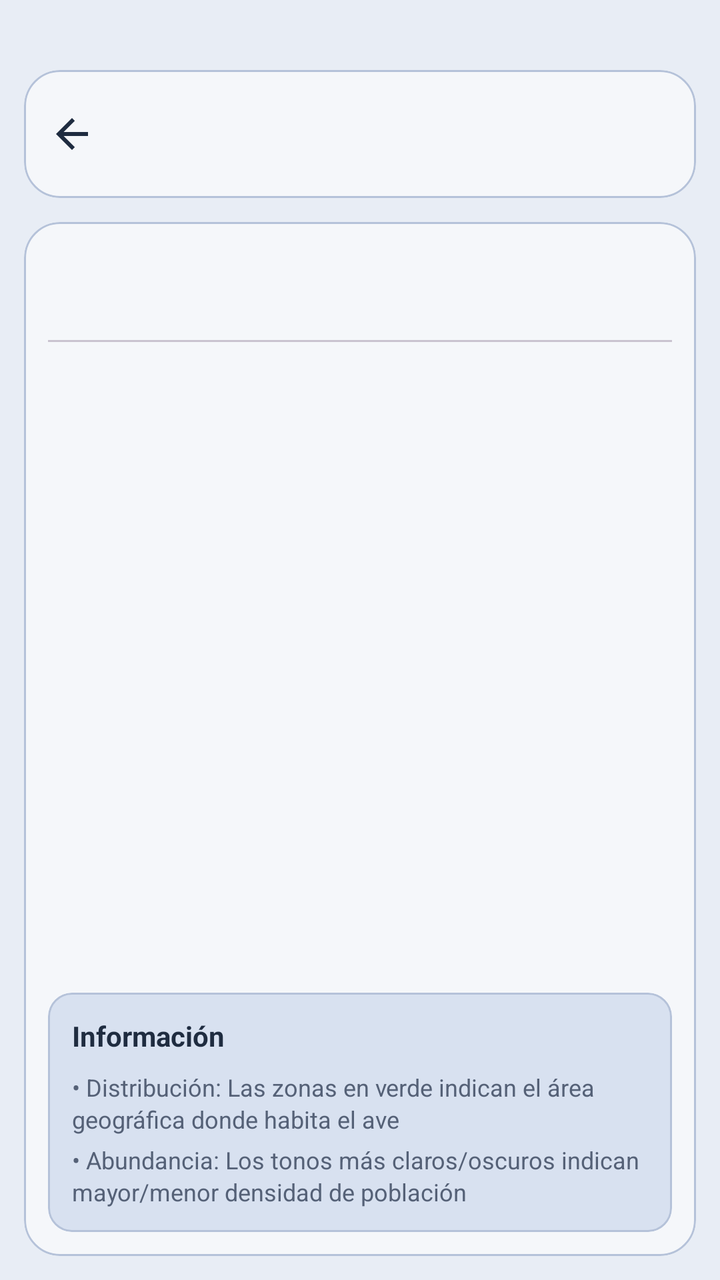
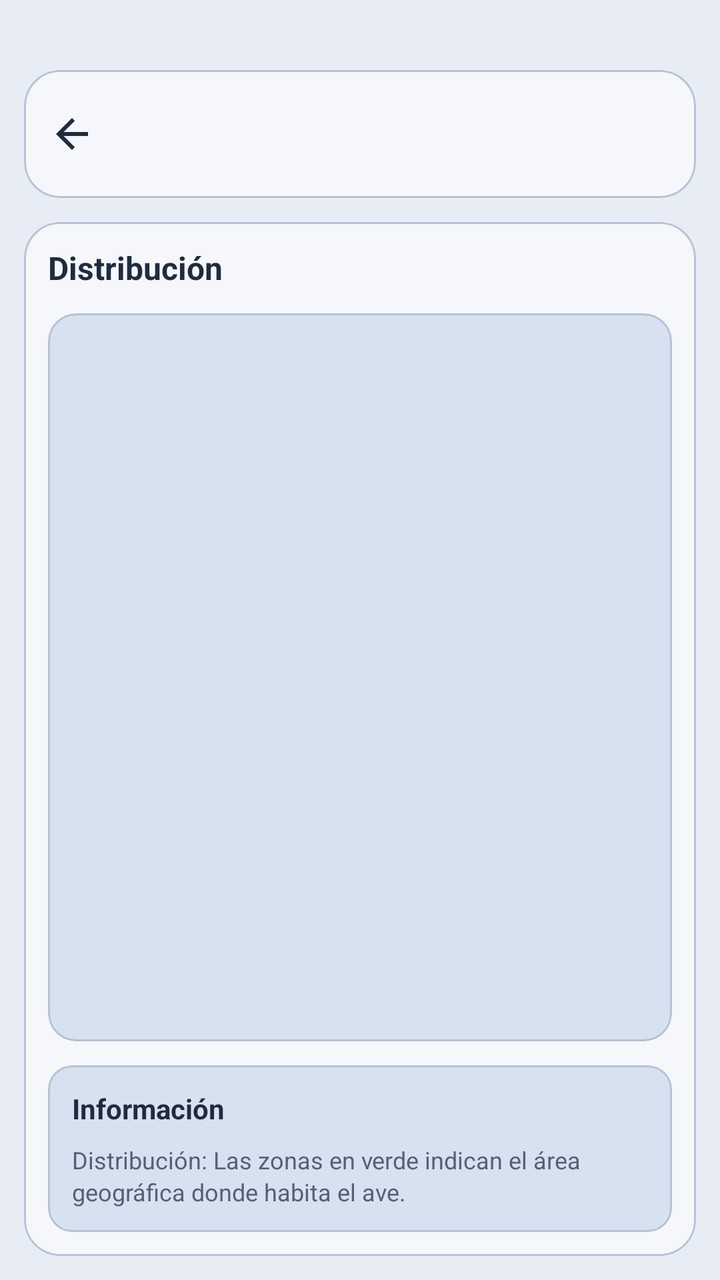

The first picture is an Android layout as it rendered before a commit; the second is the same layout after the commit. The layout source and the unified diff follow.
<!-- AndroidManifest.xml: application theme Theme.AvesArgentinas -->
<!-- res/layout/activity_bird_info.xml -->
<androidx.constraintlayout.widget.ConstraintLayout xmlns:android="http://schemas.android.com/apk/res/android"
    xmlns:app="http://schemas.android.com/apk/res-auto"
    android:id="@+id/insets_container"
    android:layout_width="match_parent"
    android:layout_height="match_parent"
    android:background="@color/brand_background"
    android:paddingBottom="12dp">

    <com.google.android.material.card.MaterialCardView
        android:id="@+id/toolbarCard"
        android:layout_width="0dp"
        android:layout_height="wrap_content"
        android:layout_marginStart="12dp"
        android:layout_marginEnd="12dp"
        android:layout_marginTop="35dp"
        app:cardBackgroundColor="@color/brand_surface"
        app:cardCornerRadius="18dp"
        app:strokeColor="@color/brand_outline"
        app:strokeWidth="1dp"
        app:layout_constraintTop_toTopOf="parent"
        app:layout_constraintStart_toStartOf="parent"
        app:layout_constraintEnd_toEndOf="parent">

        <com.google.android.material.appbar.MaterialToolbar
            android:id="@+id/toolbar"
            android:layout_width="match_parent"
            android:layout_height="wrap_content"
            android:background="@android:color/transparent"
            android:navigationIcon="@drawable/ic_arrow_back"
            android:paddingStart="8dp"
            android:paddingEnd="8dp"
            android:titleTextColor="@color/text_primary"
            app:titleCentered="true" />

        <ImageButton
            android:id="@+id/btnBackBirdInfo"
            android:layout_width="40dp"
            android:layout_height="40dp"
            android:layout_gravity="start|center_vertical"
            android:layout_marginStart="4dp"
            android:background="?attr/selectableItemBackgroundBorderless"
            android:contentDescription="@string/back"
            android:padding="8dp"
            android:src="@drawable/ic_arrow_back"
            app:tint="@color/brand_on_surface"/>

    </com.google.android.material.card.MaterialCardView>

    <androidx.core.widget.NestedScrollView
        android:id="@+id/scrollView"
        android:layout_width="0dp"
        android:layout_height="0dp"
        android:layout_marginStart="12dp"
        android:layout_marginEnd="12dp"
        android:layout_marginTop="12dp"
        android:fillViewport="true"
        android:overScrollMode="never"
        android:scrollbars="vertical"
        app:layout_constraintTop_toBottomOf="@id/toolbarCard"
        app:layout_constraintBottom_toBottomOf="parent"
        app:layout_constraintStart_toStartOf="parent"
        app:layout_constraintEnd_toEndOf="parent">

        <LinearLayout
            android:layout_width="match_parent"
            android:layout_height="match_parent"
            android:orientation="vertical">

            
            <com.google.android.material.card.MaterialCardView
                android:layout_width="match_parent"
                android:layout_height="0dp"
                android:layout_weight="1"
                app:cardCornerRadius="18dp"
                app:cardElevation="0dp"
                app:cardBackgroundColor="@color/brand_surface"
                app:strokeColor="@color/brand_outline"
                app:strokeWidth="1dp">

                <androidx.constraintlayout.widget.ConstraintLayout
                    android:layout_width="match_parent"
                    android:layout_height="match_parent"
                    android:padding="12dp">

                    <com.google.android.material.tabs.TabLayout
                        android:id="@+id/tabLayout"
                        android:layout_width="0dp"
                        android:layout_height="wrap_content"
                        app:tabRippleColor="@color/brand_outline"
                        app:tabIndicatorColor="@color/text_primary"
                        app:tabTextColor="@color/text_secondary"
                        app:tabSelectedTextColor="@color/text_primary"
                        app:layout_constraintTop_toTopOf="parent"
                        app:layout_constraintStart_toStartOf="parent"
                        app:layout_constraintEnd_toEndOf="parent" />

                    <androidx.viewpager2.widget.ViewPager2
                        android:id="@+id/viewPager"
                        android:layout_width="0dp"
                        android:layout_height="0dp"
                        android:layout_marginTop="12dp"
                        android:layout_marginBottom="8dp"
                        android:clipChildren="false"
                        android:clipToPadding="false"
                        app:layout_constraintTop_toBottomOf="@id/tabLayout"
                        app:layout_constraintBottom_toTopOf="@id/legendCard"
                        app:layout_constraintStart_toStartOf="parent"
                        app:layout_constraintEnd_toEndOf="parent" />

                    
                    <com.google.android.material.card.MaterialCardView
                        android:id="@+id/legendCard"
                        android:layout_width="0dp"
                        android:layout_height="wrap_content"
                        app:cardCornerRadius="12dp"
                        app:cardElevation="0dp"
                        app:cardBackgroundColor="@color/accent_soft"
                        app:strokeColor="@color/brand_outline"
                        app:strokeWidth="1dp"
                        app:layout_constraintBottom_toBottomOf="parent"
                        app:layout_constraintStart_toStartOf="parent"
                        app:layout_constraintEnd_toEndOf="parent">

                        <LinearLayout
                            android:layout_width="match_parent"
                            android:layout_height="wrap_content"
                            android:orientation="vertical"
                            android:padding="12dp">

                            <TextView
                                android:id="@+id/txtLegendTitle"
                                android:layout_width="match_parent"
                                android:layout_height="wrap_content"
                                android:text="Información"
                                android:textColor="@color/text_primary"
                                android:textStyle="bold"
                                android:textSize="14sp"
                                android:layout_marginBottom="8dp" />

                            <TextView
                                android:id="@+id/txtLegendDistribution"
                                android:layout_width="match_parent"
                                android:layout_height="wrap_content"
                                android:text="• Distribución: Las zonas en verde indican el área geográfica donde habita el ave"
                                android:textColor="@color/text_secondary"
                                android:textSize="12sp"
                                android:lineSpacingExtra="2dp" />

                            <TextView
                                android:id="@+id/txtLegendPopulation"
                                android:layout_width="match_parent"
                                android:layout_height="wrap_content"
                                android:text="• Abundancia: Los tonos más claros/oscuros indican mayor/menor densidad de población"
                                android:textColor="@color/text_secondary"
                                android:textSize="12sp"
                                android:layout_marginTop="4dp"
                                android:lineSpacingExtra="2dp" />

                        </LinearLayout>

                    </com.google.android.material.card.MaterialCardView>

                </androidx.constraintlayout.widget.ConstraintLayout>
            </com.google.android.material.card.MaterialCardView>

        </LinearLayout>
    </androidx.core.widget.NestedScrollView>

</androidx.constraintlayout.widget.ConstraintLayout>
<!-- resources referenced by this layout -->
<resources>
  <color name="accent_soft">#D8E1F0</color>
  <color name="brand_background">#E8EDF5</color>
  <color name="brand_on_surface">#1F2C40</color>
  <color name="brand_outline">#B5C2D9</color>
  <color name="brand_surface">#F5F7FA</color>
  <color name="text_primary">#1F2C40</color>
  <color name="text_secondary">#556177</color>
  <!-- drawable ic_arrow_back (drawable) -->
  <?xml version="1.0" encoding="utf-8"?>
  <vector xmlns:android="http://schemas.android.com/apk/res/android"
      android:width="24dp"
      android:height="24dp"
      android:viewportWidth="24"
      android:viewportHeight="24">
      <path
          android:fillColor="@color/text_primary"
          android:pathData="M20,11H7.83l5.59,-5.59L12,4l-8,8 8,8 1.41,-1.41L7.83,13H20v-2z" />
  </vector>
  <string name="back">Volver</string>
  <style name="Theme.AvesArgentinas" parent="Base.Theme.AvesArgentinas" />
  <style name="Base.Theme.AvesArgentinas" parent="Theme.Material3.DayNight.NoActionBar">
          <item name="colorPrimary">@color/brand_primary</item>
          <item name="colorOnPrimary">@color/brand_on_primary</item>
          <item name="colorPrimaryContainer">@color/brand_primary_light</item>
          <item name="colorOnPrimaryContainer">@color/brand_on_primary_container</item>
  
          <item name="colorSecondary">@color/brand_secondary</item>
          <item name="colorOnSecondary">@color/brand_on_secondary</item>
          <item name="colorSecondaryContainer">@color/brand_secondary_container</item>
          <item name="colorOnSecondaryContainer">@color/brand_on_secondary_container</item>
  
          <item name="colorTertiary">@color/brand_tertiary</item>
          <item name="colorOnTertiary">@color/brand_on_tertiary</item>
          <item name="colorTertiaryContainer">@color/brand_tertiary_container</item>
          <item name="colorOnTertiaryContainer">@color/brand_on_tertiary_container</item>
  
          <item name="colorSurface">@color/brand_surface</item>
          <item name="colorOnSurface">@color/brand_on_surface</item>
          <item name="colorSurfaceVariant">@color/brand_surface_variant</item>
          <item name="colorOnSurfaceVariant">@color/brand_on_surface_variant</item>
          <item name="colorOutline">@color/brand_outline</item>
  
          <item name="colorOnBackground">@color/brand_on_background</item>
          <item name="android:colorBackground">@color/brand_background</item>
  
          <item name="android:statusBarColor">@color/brand_primary_dark</item>
          <item name="android:navigationBarColor">@color/brand_background</item>
          <item name="android:windowLightStatusBar">false</item>
          <item name="android:windowLightNavigationBar">true</item>
          
          
          <item name="android:windowDrawsSystemBarBackgrounds">true</item>
          <item name="android:fitsSystemWindows">false</item>
      </style>
  <color name="brand_primary">#1F4B99</color>
  <color name="brand_on_primary">#FFFFFFFF</color>
  <color name="brand_primary_light">#D8E4FF</color>
  <color name="brand_on_primary_container">#102A57</color>
  <color name="brand_secondary">#F2994A</color>
  <color name="brand_on_secondary">#301400</color>
  <color name="brand_secondary_container">#FFE2C6</color>
  <color name="brand_on_secondary_container">#3F1D00</color>
  <color name="brand_tertiary">#4D6CB5</color>
  <color name="brand_on_tertiary">#FFFFFFFF</color>
  <color name="brand_tertiary_container">#DEE7FF</color>
  <color name="brand_on_tertiary_container">#102A57</color>
  <color name="brand_surface_variant">#E2E9F5</color>
  <color name="brand_on_surface_variant">#4E5C72</color>
  <color name="brand_on_background">#1F2C40</color>
  <color name="brand_primary_dark">#163A73</color>
</resources>

<!-- the commit's change to res/layout/activity_bird_info.xml (unified diff, before → after) -->
@@ -11,15 +11,15 @@
         android:layout_width="0dp"
         android:layout_height="wrap_content"
         android:layout_marginStart="12dp"
+        android:layout_marginTop="35dp"
         android:layout_marginEnd="12dp"
-        android:layout_marginTop="35dp"
         app:cardBackgroundColor="@color/brand_surface"
         app:cardCornerRadius="18dp"
+        app:layout_constraintEnd_toEndOf="parent"
+        app:layout_constraintStart_toStartOf="parent"
+        app:layout_constraintTop_toTopOf="parent"
         app:strokeColor="@color/brand_outline"
-        app:strokeWidth="1dp"
-        app:layout_constraintTop_toTopOf="parent"
-        app:layout_constraintStart_toStartOf="parent"
-        app:layout_constraintEnd_toEndOf="parent">
+        app:strokeWidth="1dp">
 
         <com.google.android.material.appbar.MaterialToolbar
             android:id="@+id/toolbar"
@@ -42,128 +42,112 @@
             android:contentDescription="@string/back"
             android:padding="8dp"
             android:src="@drawable/ic_arrow_back"
-            app:tint="@color/brand_on_surface"/>
+            app:tint="@color/brand_on_surface" />
 
     </com.google.android.material.card.MaterialCardView>
 
-    <androidx.core.widget.NestedScrollView
-        android:id="@+id/scrollView"
+    <com.google.android.material.card.MaterialCardView
+        android:id="@+id/contentCard"
         android:layout_width="0dp"
         android:layout_height="0dp"
         android:layout_marginStart="12dp"
+        android:layout_marginTop="12dp"
         android:layout_marginEnd="12dp"
-        android:layout_marginTop="12dp"
-        android:fillViewport="true"
-        android:overScrollMode="never"
-        android:scrollbars="vertical"
+        app:cardBackgroundColor="@color/brand_surface"
+        app:cardCornerRadius="18dp"
+        app:cardElevation="0dp"
+        app:layout_constraintBottom_toBottomOf="parent"
+        app:layout_constraintEnd_toEndOf="parent"
+        app:layout_constraintStart_toStartOf="parent"
         app:layout_constraintTop_toBottomOf="@id/toolbarCard"
-        app:layout_constraintBottom_toBottomOf="parent"
-        app:layout_constraintStart_toStartOf="parent"
-        app:layout_constraintEnd_toEndOf="parent">
+        app:strokeColor="@color/brand_outline"
+        app:strokeWidth="1dp">
 
-        <LinearLayout
+        <androidx.constraintlayout.widget.ConstraintLayout
             android:layout_width="match_parent"
             android:layout_height="match_parent"
-            android:orientation="vertical">
+            android:padding="12dp">
 
-            
+            <TextView
+                android:id="@+id/txtSectionTitle"
+                android:layout_width="0dp"
+                android:layout_height="wrap_content"
+                android:text="@string/bird_info_distribution"
+                android:textColor="@color/text_primary"
+                android:textSize="16sp"
+                android:textStyle="bold"
+                app:layout_constraintEnd_toEndOf="parent"
+                app:layout_constraintStart_toStartOf="parent"
+                app:layout_constraintTop_toTopOf="parent" />
+
             <com.google.android.material.card.MaterialCardView
-                android:layout_width="match_parent"
+                android:id="@+id/imageCard"
+                android:layout_width="0dp"
                 android:layout_height="0dp"
-                android:layout_weight="1"
-                app:cardCornerRadius="18dp"
+                android:layout_marginTop="12dp"
+                android:layout_marginBottom="12dp"
+                app:cardBackgroundColor="@color/accent_soft"
+                app:cardCornerRadius="14dp"
                 app:cardElevation="0dp"
-                app:cardBackgroundColor="@color/brand_surface"
+                app:layout_constraintBottom_toTopOf="@id/legendCard"
+                app:layout_constraintEnd_toEndOf="parent"
+                app:layout_constraintStart_toStartOf="parent"
+                app:layout_constraintTop_toBottomOf="@id/txtSectionTitle"
                 app:strokeColor="@color/brand_outline"
                 app:strokeWidth="1dp">
 
-                <androidx.constraintlayout.widget.ConstraintLayout
+                <ImageView
+                    android:id="@+id/imageDistribution"
                     android:layout_width="match_parent"
                     android:layout_height="match_parent"
+                    android:contentDescription="@string/bird_info_distribution"
+                    android:scaleType="centerCrop" />
+
+            </com.google.android.material.card.MaterialCardView>
+
+            <com.google.android.material.card.MaterialCardView
+                android:id="@+id/legendCard"
+                android:layout_width="0dp"
+                android:layout_height="wrap_content"
+                app:cardBackgroundColor="@color/accent_soft"
+                app:cardCornerRadius="12dp"
+                app:cardElevation="0dp"
+                app:layout_constraintBottom_toBottomOf="parent"
+                app:layout_constraintEnd_toEndOf="parent"
+                app:layout_constraintStart_toStartOf="parent"
+                app:strokeColor="@color/brand_outline"
+                app:strokeWidth="1dp">
+
+                <LinearLayout
+                    android:layout_width="match_parent"
+                    android:layout_height="wrap_content"
+                    android:orientation="vertical"
                     android:padding="12dp">
 
-                    <com.google.android.material.tabs.TabLayout
-                        android:id="@+id/tabLayout"
-                        android:layout_width="0dp"
+                    <TextView
+                        android:id="@+id/txtLegendTitle"
+                        android:layout_width="match_parent"
                         android:layout_height="wrap_content"
-                        app:tabRippleColor="@color/brand_outline"
-                        app:tabIndicatorColor="@color/text_primary"
-                        app:tabTextColor="@color/text_secondary"
-                        app:tabSelectedTextColor="@color/text_primary"
-                        app:layout_constraintTop_toTopOf="parent"
-                        app:layout_constraintStart_toStartOf="parent"
-                        app:layout_constraintEnd_toEndOf="parent" />
+                        android:layout_marginBottom="8dp"
+                        android:text="@string/bird_info_legend_title"
+                        android:textColor="@color/text_primary"
+                        android:textSize="14sp"
+                        android:textStyle="bold" />
 
-                    <androidx.viewpager2.widget.ViewPager2
-                        android:id="@+id/viewPager"
-                        android:layout_width="0dp"
-                        android:layout_height="0dp"
-                        android:layout_marginTop="12dp"
-                        android:layout_marginBottom="8dp"
-                        android:clipChildren="false"
-                        android:clipToPadding="false"
-                        app:layout_constraintTop_toBottomOf="@id/tabLayout"
-                        app:layout_constraintBottom_toTopOf="@id/legendCard"
-                        app:layout_constraintStart_toStartOf="parent"
-                        app:layout_constraintEnd_toEndOf="parent" />
+                    <TextView
+                        android:id="@+id/txtLegendDistribution"
+                        android:layout_width="match_parent"
+                        android:layout_height="wrap_content"
+                        android:lineSpacingExtra="2dp"
+                        android:text="@string/bird_info_legend_distribution"
+                        android:textColor="@color/text_secondary"
+                        android:textSize="12sp" />
 
-                    
-                    <com.google.android.material.card.MaterialCardView
-                        android:id="@+id/legendCard"
-                        android:layout_width="0dp"
-                        android:layout_height="wrap_content"
-                        app:cardCornerRadius="12dp"
-                        app:cardElevation="0dp"
-                        app:cardBackgroundColor="@color/accent_soft"
-                        app:strokeColor="@color/brand_outline"
-                        app:strokeWidth="1dp"
-                        app:layout_constraintBottom_toBottomOf="parent"
-                        app:layout_constraintStart_toStartOf="parent"
-                        app:layout_constraintEnd_toEndOf="parent">
+                </LinearLayout>
 
-                        <LinearLayout
-                            android:layout_width="match_parent"
-                            android:layout_height="wrap_content"
-                            android:orientation="vertical"
-                            android:padding="12dp">
-
-                            <TextView
-                                android:id="@+id/txtLegendTitle"
-                                android:layout_width="match_parent"
-                                android:layout_height="wrap_content"
-                                android:text="Información"
-                                android:textColor="@color/text_primary"
-                                android:textStyle="bold"
-                                android:textSize="14sp"
-                                android:layout_marginBottom="8dp" />
-
-                            <TextView
-                                android:id="@+id/txtLegendDistribution"
-                                android:layout_width="match_parent"
-                                android:layout_height="wrap_content"
-                                android:text="• Distribución: Las zonas en verde indican el área geográfica donde habita el ave"
-                                android:textColor="@color/text_secondary"
-                                android:textSize="12sp"
-                                android:lineSpacingExtra="2dp" />
-
-                            <TextView
-                                android:id="@+id/txtLegendPopulation"
-                                android:layout_width="match_parent"
-                                android:layout_height="wrap_content"
-                                android:text="• Abundancia: Los tonos más claros/oscuros indican mayor/menor densidad de población"
-                                android:textColor="@color/text_secondary"
-                                android:textSize="12sp"
-                                android:layout_marginTop="4dp"
-                                android:lineSpacingExtra="2dp" />
-
-                        </LinearLayout>
-
-                    </com.google.android.material.card.MaterialCardView>
-
-                </androidx.constraintlayout.widget.ConstraintLayout>
             </com.google.android.material.card.MaterialCardView>
 
-        </LinearLayout>
-    </androidx.core.widget.NestedScrollView>
+        </androidx.constraintlayout.widget.ConstraintLayout>
+    </com.google.android.material.card.MaterialCardView>
 
 </androidx.constraintlayout.widget.ConstraintLayout>
<!-- resource entries referenced after the edit -->
@@ -19,6 +19,9 @@
           android:pathData="M20,11H7.83l5.59,-5.59L12,4l-8,8 8,8 1.41,-1.41L7.83,13H20v-2z" />
   </vector>
   <string name="back">Volver</string>
+  <string name="bird_info_distribution">Distribución</string>
+  <string name="bird_info_legend_distribution">Distribución: Las zonas en verde indican el área geográfica donde habita el ave.</string>
+  <string name="bird_info_legend_title">Información</string>
   <style name="Theme.AvesArgentinas" parent="Base.Theme.AvesArgentinas" />
   <style name="Base.Theme.AvesArgentinas" parent="Theme.Material3.DayNight.NoActionBar">
           <item name="colorPrimary">@color/brand_primary</item>
